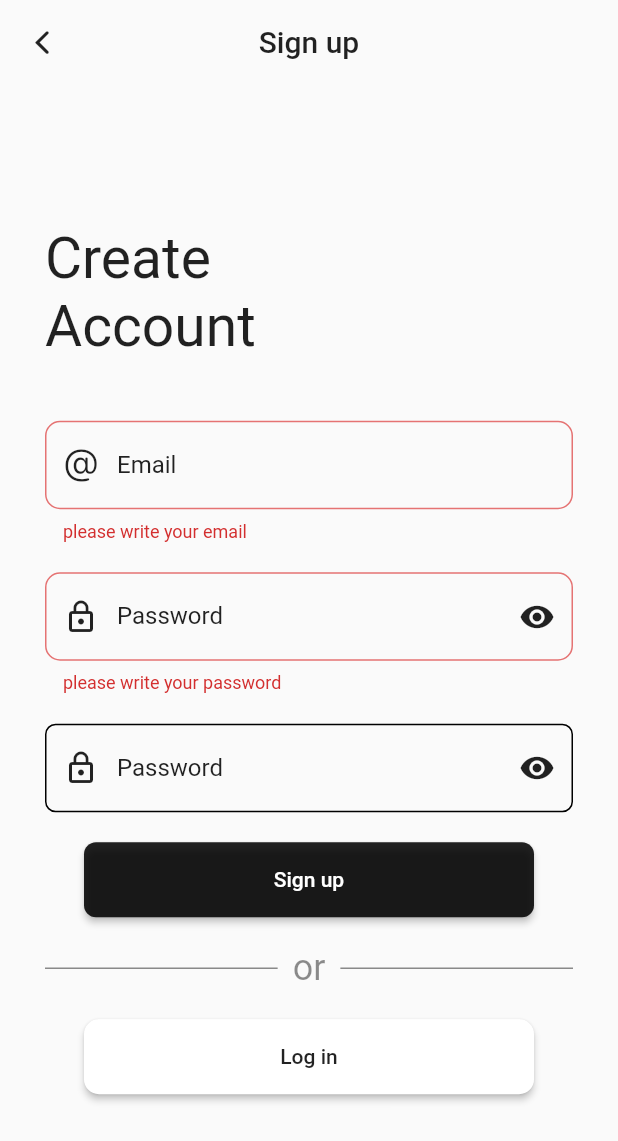
After one commit to abdulrasol/store, a Flutter app: the Login screen opened directly, after a tap on "Log in", after a tap on "Sign up", on a phone screen of 412 x 824 dp. The commit adds this screen. Shown: the top 1141 px of the screen. Run offline on Flutter 3.47's test engine with Material 2 defaults, Android fonts, the phone set to English and light mode, and no system bars; drawn by our look-alikes of rounded_loading_button; our stand-ins replace carousel_slider, cloud_firestore, custom_rating_bar, firebase_auth, firebase_core, get and 2 more; missing offline and left inert: rating; accounts and stored records are empty.

Commit message:
createw auth page

```diff
--- /dev/null
+++ b/lib/database/services/auth.dart
@@ -0,0 +1,7 @@
+import 'package:firebase_auth/firebase_auth.dart';
+
+Future<UserCredential> createUser(
+    {required String email, required String password}) async {
+  return await FirebaseAuth.instance
+      .createUserWithEmailAndPassword(email: email, password: password);
+}
--- a/lib/database/services/controller.dart
+++ b/lib/database/services/controller.dart
@@ -1,3 +1,4 @@
+import 'package:firebase_auth/firebase_auth.dart';
 import 'package:get/get.dart';
 import 'package:store/database/models/category_model.dart';
 import 'package:store/database/models/prodect_model.dart';
@@ -11,12 +12,18 @@ class Controller extends GetxController {
   RxList<CategoryModel> categories = <CategoryModel>[].obs;
   RxList<SlideModel> sliders = <SlideModel>[].obs;
   RxDouble totalPrice = 1.0.obs;
+  Rx<User?> user = Rx<User?>(null);
 
   @override
   void onInit() async {
+    // get products, categories and Sliders List
     products.value = await getProductsList();
     categories.value = await getCategoriesList();
     sliders.value = await getSliders();
+    // Listen to the authStateChanges stream and update the user stream
+    FirebaseAuth.instance.authStateChanges().listen((User? user) {
+      this.user.value = user;
+    });
     super.onInit();
   }
 }
--- a/lib/main.dart
+++ b/lib/main.dart
@@ -1,16 +1,18 @@
 import 'package:flutter/material.dart';
 import 'package:flutter/services.dart';
 import 'package:get/get.dart';
-import 'package:store/database/models/prodect_model.dart';
+import 'package:store/ui/pages/auth_page.dart';
 import 'package:store/ui/pages/main.dart';
 import 'package:firebase_core/firebase_core.dart';
-import 'package:store/ui/pages/product.dart';
 import 'firebase_options.dart';
 
 void main() async {
+  WidgetsFlutterBinding.ensureInitialized();
   await Firebase.initializeApp(
     options: DefaultFirebaseOptions.currentPlatform,
   );
+  // Ideal time to initialize
+  //await FirebaseAuth.instance.useAuthEmulator('localhost', 9099);
   runApp(app);
 }
 
@@ -29,5 +31,4 @@ var app = GetMaterialApp(
         ),
       ),
     ),
-  home: const Main(),
-);
+    home: const Main());
--- /dev/null
+++ b/lib/ui/pages/auth_page.dart
@@ -0,0 +1,407 @@
+import 'package:flutter/cupertino.dart';
+import 'package:flutter/material.dart';
+import 'package:get/get.dart';
+import 'package:rounded_loading_button/rounded_loading_button.dart';
+import 'package:store/ui/widgets/generic_app_bar.dart';
+
+class Login extends StatefulWidget {
+  const Login({super.key});
+
+  @override
+  State<Login> createState() => _LoginState();
+}
+
+class _LoginState extends State<Login> {
+  final GlobalKey<FormState> _fromKey = GlobalKey<FormState>();
+
+  final RoundedLoadingButtonController btnController =
+      RoundedLoadingButtonController();
+  TextEditingController emailControll = TextEditingController();
+  TextEditingController passwordControll = TextEditingController();
+  TextEditingController passwordControllConferm = TextEditingController();
+  bool showPassword = false;
+  bool createNewUser = false;
+
+  @override
+  Widget build(BuildContext context) {
+    var inputDecoration = InputDecoration(
+      prefixIcon: const Icon(
+        CupertinoIcons.at,
+        color: Colors.black87,
+      ),
+      label: const Text(
+        'Email',
+        style: TextStyle(color: Colors.black87),
+      ),
+      enabledBorder: const OutlineInputBorder(
+        borderSide: BorderSide(
+          width: 1,
+        ),
+        borderRadius: BorderRadius.all(Radius.circular(7.0)),
+      ),
+      focusedBorder: const OutlineInputBorder(
+        borderSide: BorderSide(
+          width: 2,
+        ),
+        borderRadius: BorderRadius.all(
+          Radius.circular(10.0),
+        ),
+      ),
+      errorBorder: OutlineInputBorder(
+        borderSide: BorderSide(
+          color: Colors.red.shade300,
+          width: 1,
+        ),
+        borderRadius: const BorderRadius.all(
+          Radius.circular(10.0),
+        ),
+      ),
+      focusedErrorBorder: OutlineInputBorder(
+        borderSide: BorderSide(
+          color: Colors.red.shade300,
+          width: 2,
+        ),
+        borderRadius: const BorderRadius.all(
+          Radius.circular(7.0),
+        ),
+      ),
+    );
+    return Scaffold(
+      appBar: genericAppBar(
+        title: createNewUser ? 'Sign up' : 'Log in',
+        context: context,
+        withBackAction: true,
+        centerTitle: true,
+        showSearchIcon: false,
+      ),
+      body: Padding(
+        padding: const EdgeInsets.all(30.0),
+        child: Column(
+          crossAxisAlignment: CrossAxisAlignment.start,
+          mainAxisAlignment: MainAxisAlignment.center,
+          children: [
+            Text(
+              createNewUser ? 'Create' : 'Welcone',
+              style: const TextStyle(fontSize: 38),
+            ),
+            Text(
+              createNewUser ? 'Account' : 'Back',
+              style: const TextStyle(fontSize: 38),
+            ),
+            sizedBox,
+            createNewUser
+                ? signupForm(inputDecoration)
+                : loginForm(inputDecoration),
+          ],
+        ),
+      ),
+    );
+  }
+
+  Form loginForm(InputDecoration inputDecoration) {
+    return Form(
+      key: _fromKey,
+      child: Column(
+        children: [
+          sizedBox,
+          TextFormField(
+            keyboardType: TextInputType.emailAddress,
+            controller: emailControll,
+            decoration: inputDecoration,
+            validator: (value) {
+              if (value == '') {
+                return 'please write your email';
+              }
+              if (!GetUtils.isEmail(value!)) {
+                return 'enter valide email';
+              } else {
+                return null;
+              }
+            },
+            onChanged: (value) => btnController.reset(),
+          ),
+          sizedBox,
+          TextFormField(
+            obscureText: !showPassword,
+            controller: passwordControll,
+            decoration: inputDecoration.copyWith(
+              prefixIcon: const Icon(
+                Icons.lock_outline,
+                color: Colors.black87,
+              ),
+              label: const Text(
+                'Password',
+                style: TextStyle(color: Colors.black87),
+              ),
+              suffixIcon: IconButton(
+                onPressed: () {
+                  setState(() {
+                    showPassword = !showPassword;
+                  });
+                },
+                icon: Icon(
+                  showPassword ? Icons.visibility_off : Icons.visibility,
+                  color: Colors.black87,
+                ),
+              ),
+            ),
+            validator: (value) {
+              if (value == '') {
+                return 'please write your password';
+              }
+              return null;
+              /*  if (GetUtils.isNumericOnly(value!)) {
+                        return 'Please use text with number';
+                      }
+                      if (!GetUtils.isLengthLessThan(value, 8)) {
+                        return 'password should be more thnn 8 char';
+                      } else {
+                        return null;
+                      } */
+            },
+            onChanged: (value) => btnController.reset(),
+          ),
+          sizedBox,
+          RoundedLoadingButton(
+            borderRadius: 8,
+            color: Colors.black87,
+            successColor: Colors.black87,
+            errorColor: Colors.red.shade300,
+            controller: btnController,
+            onPressed: () {
+              if (_fromKey.currentState!.validate()) {
+              } else {
+                btnController.error();
+              }
+            },
+            child: const Text('Log in'),
+          ),
+          Row(
+            children: [
+              const Expanded(child: sizedBox),
+              TextButton(
+                  onPressed: () {},
+                  child: const Text(
+                    'Forget Password',
+                    style: TextStyle(color: Colors.black87),
+                  ))
+            ],
+          ),
+          sizedBox,
+          Row(
+            children: [
+              Expanded(
+                child: Container(
+                  decoration: BoxDecoration(
+                      border: Border.all(width: 0.5, color: Colors.black45)),
+                  margin: const EdgeInsets.only(right: 10),
+                ),
+              ),
+              const Text(
+                'or',
+                style: TextStyle(color: Colors.black45, fontSize: 24),
+              ),
+              Expanded(
+                child: Container(
+                  decoration: BoxDecoration(
+                      border: Border.all(width: 0.5, color: Colors.black45)),
+                  margin: const EdgeInsets.only(left: 10),
+                ),
+              ),
+            ],
+          ),
+          sizedBox,
+          ElevatedButton(
+            style: ButtonStyle(
+              elevation: MaterialStateProperty.all(2),
+              backgroundColor: MaterialStateProperty.all(Colors.white),
+              shape: MaterialStateProperty.all<RoundedRectangleBorder>(
+                RoundedRectangleBorder(
+                  borderRadius: BorderRadius.circular(
+                      10.0), // Set the desired border radius here
+                ),
+              ),
+              minimumSize: MaterialStateProperty.all(const Size(300, 50.0)),
+            ),
+            onPressed: () {
+              setState(() {
+                createNewUser = !createNewUser;
+              });
+            },
+            child: const Text(
+              'Sign up',
+              style: TextStyle(color: Colors.black87),
+            ),
+          ),
+        ],
+      ),
+    );
+  }
+
+  Form signupForm(InputDecoration inputDecoration) {
+    return Form(
+      key: _fromKey,
+      child: Column(
+        children: [
+          sizedBox,
+          TextFormField(
+            keyboardType: TextInputType.emailAddress,
+            controller: emailControll,
+            decoration: inputDecoration,
+            validator: (value) {
+              if (value == '') {
+                return 'please write your email';
+              }
+              if (!GetUtils.isEmail(value!)) {
+                return 'enter valide email';
+              } else {
+                return null;
+              }
+            },
+            onChanged: (value) => btnController.reset(),
+          ),
+          sizedBox,
+          TextFormField(
+            obscureText: !showPassword,
+            controller: passwordControll,
+            decoration: inputDecoration.copyWith(
+              prefixIcon: const Icon(
+                Icons.lock_outline,
+                color: Colors.black87,
+              ),
+              label: const Text(
+                'Password',
+                style: TextStyle(color: Colors.black87),
+              ),
+              suffixIcon: IconButton(
+                onPressed: () {
+                  setState(() {
+                    showPassword = !showPassword;
+                  });
+                },
+                icon: Icon(
+                  showPassword ? Icons.visibility_off : Icons.visibility,
+                  color: Colors.black87,
+                ),
+              ),
+            ),
+            validator: (value) {
+              if (value == '') {
+                return 'please write your password';
+              }
+
+              if (GetUtils.isNumericOnly(value!)) {
+                return 'Please use text with number';
+              }
+              if (GetUtils.isLengthLessThan(value, 8)) {
+                return 'password should be more thnn 8 char';
+              } else {
+                return null;
+              }
+            },
+            onChanged: (value) => btnController.reset(),
+          ),
+          sizedBox,
+          TextFormField(
+            obscureText: !showPassword,
+            controller: passwordControllConferm,
+            decoration: inputDecoration.copyWith(
+              prefixIcon: const Icon(
+                Icons.lock_outline,
+                color: Colors.black87,
+              ),
+              label: const Text(
+                'Password',
+                style: TextStyle(color: Colors.black87),
+              ),
+              suffixIcon: IconButton(
+                onPressed: () {
+                  setState(() {
+                    showPassword = !showPassword;
+                  });
+                },
+                icon: Icon(
+                  showPassword ? Icons.visibility_off : Icons.visibility,
+                  color: Colors.black87,
+                ),
+              ),
+            ),
+            validator: (value) {
+              if (value == '') {
+                return 'please write your password again!';
+              }
+
+              if (passwordControll.text != passwordControllConferm.text) {
+                return 'Password not match';
+              } else {
+                return null;
+              }
+            },
+            onChanged: (value) => btnController.reset(),
+          ),
+          sizedBox,
+          RoundedLoadingButton(
+            borderRadius: 8,
+            color: Colors.black87,
+            successColor: Colors.black87,
+            errorColor: Colors.red.shade300,
+            controller: btnController,
+            onPressed: () {
+              if (_fromKey.currentState!.validate()) {
+              } else {
+                btnController.error();
+              }
+            },
+            child: const Text('Sign up'),
+          ),
+          sizedBox,
+          Row(
+            children: [
+              Expanded(
+                child: Container(
+                  decoration: BoxDecoration(
+                      border: Border.all(width: 0.5, color: Colors.black45)),
+                  margin: const EdgeInsets.only(right: 10),
+                ),
+              ),
+              const Text(
+                'or',
+                style: TextStyle(color: Colors.black45, fontSize: 24),
+              ),
+              Expanded(
+                child: Container(
+                  decoration: BoxDecoration(
+                      border: Border.all(width: 0.5, color: Colors.black45)),
+                  margin: const EdgeInsets.only(left: 10),
+                ),
+              ),
+            ],
+          ),
+          sizedBox,
+          ElevatedButton(
+            style: ButtonStyle(
+              elevation: MaterialStateProperty.all(2),
+              backgroundColor: MaterialStateProperty.all(Colors.white),
+              shape: MaterialStateProperty.all<RoundedRectangleBorder>(
+                RoundedRectangleBorder(
+                  borderRadius: BorderRadius.circular(
+                      10.0), // Set the desired border radius here
+                ),
+              ),
+              minimumSize: MaterialStateProperty.all(const Size(300, 50.0)),
+            ),
+            onPressed: () {
+              setState(() {
+                createNewUser = !createNewUser;
+              });
+            },
+            child: const Text(
+              'Log in',
+              style: TextStyle(color: Colors.black87),
+            ),
+          ),
+        ],
+      ),
+    );
+  }
+}
--- a/lib/ui/pages/product.dart
+++ b/lib/ui/pages/product.dart
@@ -1,8 +1,11 @@
 import 'dart:convert';
 import 'package:flutter/cupertino.dart';
 import 'package:flutter/material.dart';
+import 'package:get/get.dart';
 import 'package:store/database/models/prodect_model.dart';
 import 'package:store/ui/widgets/rating_bottm.dart';
+import 'package:store/ui/widgets/small_widget.dart';
+import '../../database/services/controller.dart';
 import '../widgets/generic_app_bar.dart';
 import 'package:custom_rating_bar/custom_rating_bar.dart';
 import 'package:rounded_loading_button/rounded_loading_button.dart';
@@ -16,9 +19,8 @@ class ProductPage extends StatelessWidget {
   @override
   Widget build(BuildContext context) {
     double quantity = product.increaseAmount;
-    double totalPrice = product.price * quantity;
     const sizedBox = SizedBox(height: 10);
-
+    final controller = Get.put(Controller());
     void updateQuantityValueFromClass(double newQuantity) {
       quantity = newQuantity;
     }
@@ -248,20 +250,18 @@ class ProductPage extends StatelessWidget {
                         controller: btnController,
                         color: Colors.black87,
                         onPressed: () async {
-                          totalPrice = quantity * product.price;
-                          await Future.delayed(const Duration(seconds: 2))
-                              .then((value) {
-                            print(quantity);
-
-                            print(totalPrice);
-                          });
-                          btnController.success();
-                          await Future.delayed(const Duration(seconds: 2))
-                              .then((value) {
-                            print(quantity);
-                            print(totalPrice);
-                          });
-                          btnController.reset();
+                          // to check if user was loging in before or not!
+                          if (controller.user.value == null) {
+                            logingCheckingSnakBar;
+                            btnController.reset();
+                          } else {
+                            await Future.delayed(const Duration(seconds: 2))
+                                .then((value) {});
+                            btnController.success();
+                            await Future.delayed(const Duration(seconds: 2))
+                                .then((value) {});
+                            btnController.reset();
+                          }
                         },
                         child: const Text('add to cart'))
                   ],
--- a/lib/ui/widgets/product_card.dart
+++ b/lib/ui/widgets/product_card.dart
@@ -6,12 +6,16 @@ import 'package:shimmer/shimmer.dart';
 import 'package:store/database/models/prodect_model.dart';
 import 'package:store/ui/pages/product.dart';
 
+import '../../database/services/controller.dart';
+import 'small_widget.dart';
+
 class ProductCart extends StatelessWidget {
   final ProdectModel product;
   const ProductCart({super.key, required this.product});
 
   @override
   Widget build(BuildContext context) {
+    final controller = Get.put(Controller());
     return Card(
       shape: RoundedRectangleBorder(
         borderRadius: BorderRadius.circular(5.0),
@@ -75,7 +79,11 @@ class ProductCart extends StatelessWidget {
                         shape: MaterialStateProperty.all(RoundedRectangleBorder(
                             borderRadius: BorderRadius.circular(10.0))),
                       ),
-                      onPressed: () {},
+                      onPressed: () {
+                        if (controller.user.value == null) {
+                          logingCheckingSnakBar;
+                        }
+                      },
                       child: const Center(child: Icon(CupertinoIcons.plus)),
                     ),
                   ],
--- a/lib/ui/widgets/rating_bottm.dart
+++ b/lib/ui/widgets/rating_bottm.dart
@@ -10,14 +10,14 @@ class PrintRatingController extends RatingController {
 
   @override
   Future<void> ignoreForEverCallback() async {
-    print('Rating ignored forever!');
+    //print('Rating ignored forever!');
     await Future.delayed(const Duration(seconds: 3));
   }
 
   @override
   Future<void> saveRatingCallback(
       int rate, List<RatingCriterionModel> selectedCriterions) async {
-    print('Rating saved!\nRate: $rate\nsSelectedItems: $selectedCriterions');
+    //print('Rating saved!\nRate: $rate\nsSelectedItems: $selectedCriterions');
     await Future.delayed(const Duration(seconds: 3));
   }
 }
--- /dev/null
+++ b/lib/ui/widgets/small_widget.dart
@@ -0,0 +1,18 @@
+import 'package:flutter/material.dart';
+import 'package:get/get.dart';
+import 'package:store/ui/pages/signup.dart';
+
+void checkLoginandShowSnakBar() {}
+var logingCheckingSnakBar = Get.showSnackbar(
+  GetSnackBar(
+    animationDuration: const Duration(milliseconds: 500),
+    duration: const Duration(seconds: 2),
+    message: 'Login first please',
+    mainButton: TextButton(
+      onPressed: () {
+        Get.to(() => const AuthPage());
+      },
+      child: const Text('login'),
+    ),
+  ),
+);
--- a/pubspec.yaml
+++ b/pubspec.yaml
@@ -45,6 +45,7 @@ dependencies:
   custom_rating_bar: ^2.0.5
   rounded_loading_button: ^2.1.0
   rating: ^1.0.0-dev.1
+  firebase_auth: ^4.7.2
 
 
 dev_dependencies:
```
Also changed, not shown: pubspec.lock, 1 other file. Lines whose indentation alone changed are shown as unchanged.
